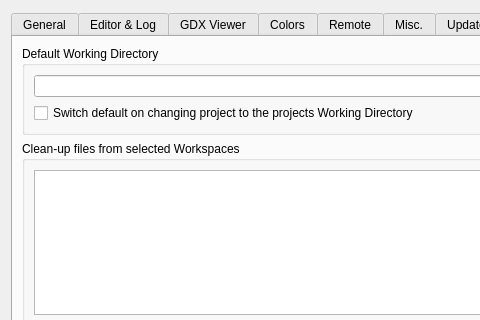
Old version of the form src/settingsdialog.ui in the repository GAMS-dev/studio; both pictures show x 0 to 480 and y 0 to 320 of the 735 by 638 pixel window.
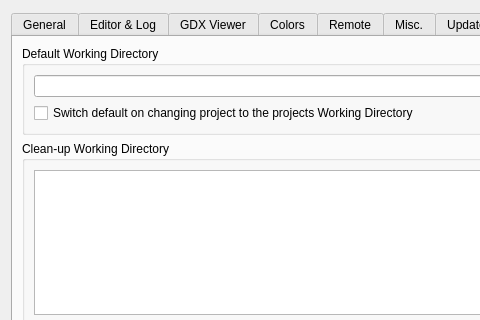
New version of the form. The open tabs and pages were chosen to show the change. Icons and pictures are not drawn.

Commit message:
Revert "improved clean-up title, don't store workspaces"
This reverts commit 02ce7a04cc36931d10b3475a7153403d3a4fc4db.

What changed in the file:
```diff
--- a/src/settingsdialog.ui
+++ b/src/settingsdialog.ui
@@ -1933,7 +1933,7 @@
        <item>
         <widget class="QGroupBox" name="cleanWsGroupBox">
          <property name="title">
-          <string>Clean-up files from selected Workspaces</string>
+          <string>Clean-up Working Directory</string>
          </property>
          <layout class="QVBoxLayout" name="verticalLayout_12">
           <item>
```
Left out of the diff: 2 changed lines with no effect on the pictures. The commit also changes 4 other files.
